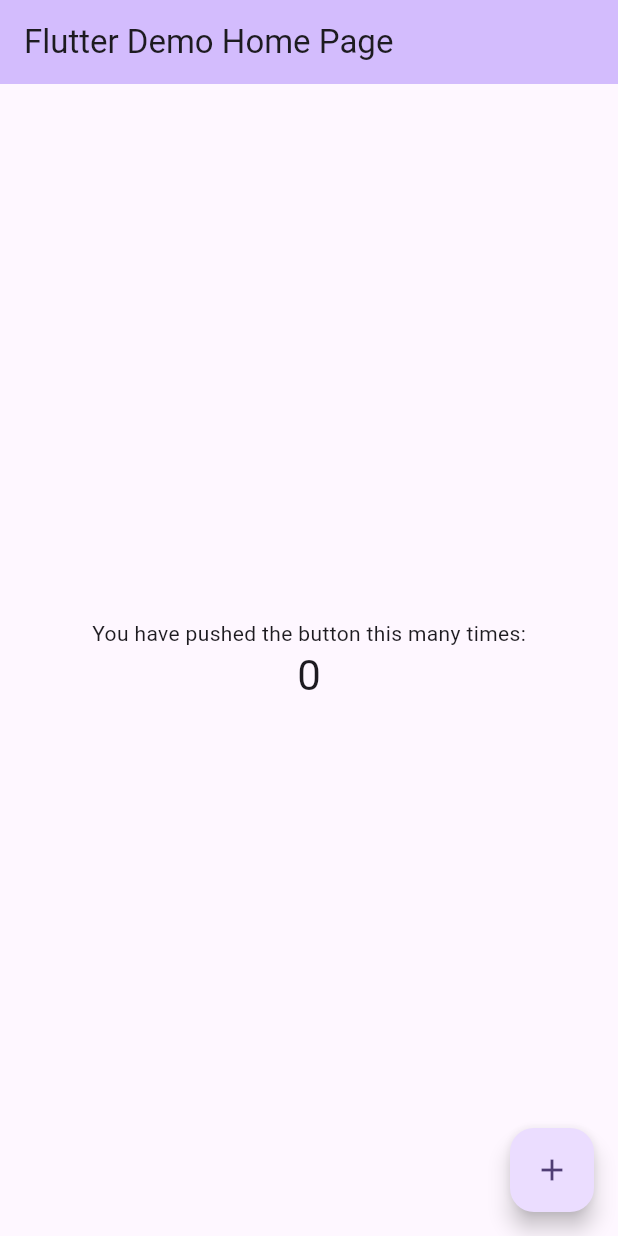
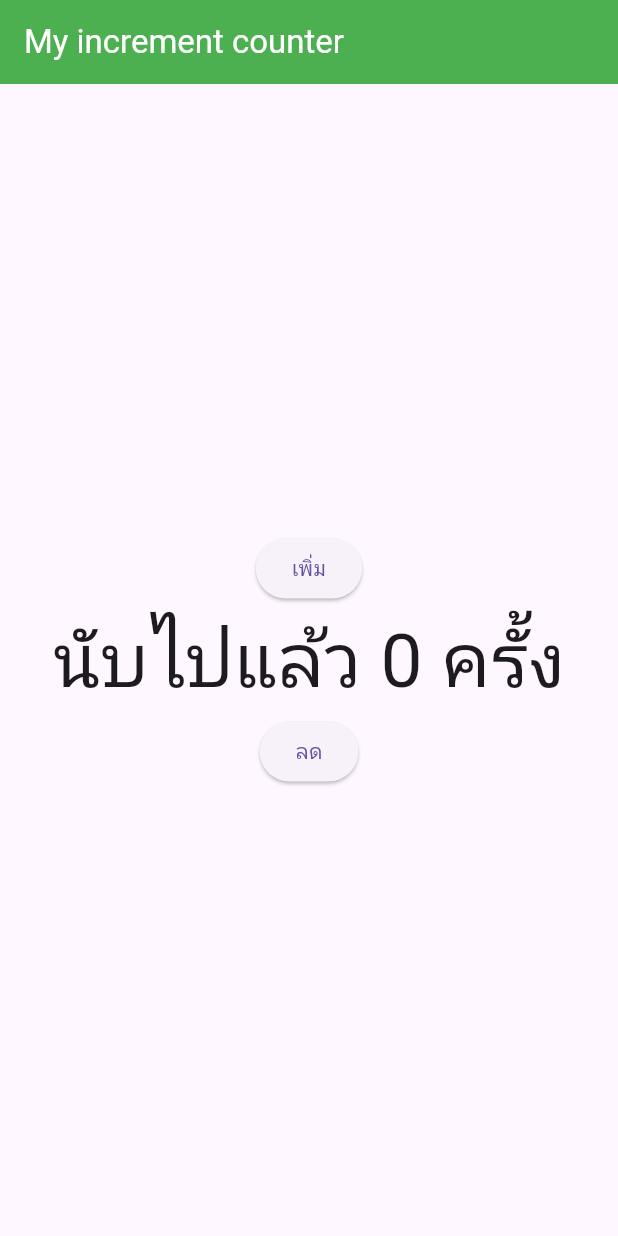
Before and after one commit to Piyaphol-YS/example_app2, a Flutter app: the screen it shows after launch, on a phone screen of 412 x 824 dp. Run offline on Flutter 3.47's test engine with Material 3 defaults, Android fonts, the phone set to English and light mode, and no system bars.

Commit message:
count +-

```diff
--- a/lib/main.dart
+++ b/lib/main.dart
@@ -1,3 +1,4 @@
+import 'package:example_app2/screen/my_home_page.dart';
 import 'package:flutter/material.dart';
 
 void main() {
@@ -7,119 +8,14 @@ void main() {
 class MyApp extends StatelessWidget {
   const MyApp({super.key});
 
-  // This widget is the root of your application.
   @override
   Widget build(BuildContext context) {
     return MaterialApp(
       title: 'Flutter Demo',
       theme: ThemeData(
-        // This is the theme of your application.
-        //
-        // TRY THIS: Try running your application with "flutter run". You'll see
-        // the application has a purple toolbar. Then, without quitting the app,
-        // try changing the seedColor in the colorScheme below to Colors.green
-        // and then invoke "hot reload" (save your changes or press the "hot
-        // reload" button in a Flutter-supported IDE, or press "r" if you used
-        // the command line to start the app).
-        //
-        // Notice that the counter didn't reset back to zero; the application
-        // state is not lost during the reload. To reset the state, use hot
-        // restart instead.
-        //
-        // This works for code too, not just values: Most code changes can be
-        // tested with just a hot reload.
-        colorScheme: ColorScheme.fromSeed(seedColor: Colors.deepPurple),
-        useMaterial3: true,
+        primarySwatch: Colors.blue,
       ),
-      home: const MyHomePage(title: 'Flutter Demo Home Page'),
+      home: const MyHomePage(),
     );
   }
 }
-
-class MyHomePage extends StatefulWidget {
-  const MyHomePage({super.key, required this.title});
-
-  // This widget is the home page of your application. It is stateful, meaning
-  // that it has a State object (defined below) that contains fields that affect
-  // how it looks.
-
-  // This class is the configuration for the state. It holds the values (in this
-  // case the title) provided by the parent (in this case the App widget) and
-  // used by the build method of the State. Fields in a Widget subclass are
-  // always marked "final".
-
-  final String title;
-
-  @override
-  State<MyHomePage> createState() => _MyHomePageState();
-}
-
-class _MyHomePageState extends State<MyHomePage> {
-  int _counter = 0;
-
-  void _incrementCounter() {
-    setState(() {
-      // This call to setState tells the Flutter framework that something has
-      // changed in this State, which causes it to rerun the build method below
-      // so that the display can reflect the updated values. If we changed
-      // _counter without calling setState(), then the build method would not be
-      // called again, and so nothing would appear to happen.
-      _counter++;
-    });
-  }
-
-  @override
-  Widget build(BuildContext context) {
-    // This method is rerun every time setState is called, for instance as done
-    // by the _incrementCounter method above.
-    //
-    // The Flutter framework has been optimized to make rerunning build methods
-    // fast, so that you can just rebuild anything that needs updating rather
-    // than having to individually change instances of widgets.
-    return Scaffold(
-      appBar: AppBar(
-        // TRY THIS: Try changing the color here to a specific color (to
-        // Colors.amber, perhaps?) and trigger a hot reload to see the AppBar
-        // change color while the other colors stay the same.
-        backgroundColor: Theme.of(context).colorScheme.inversePrimary,
-        // Here we take the value from the MyHomePage object that was created by
-        // the App.build method, and use it to set our appbar title.
-        title: Text(widget.title),
-      ),
-      body: Center(
-        // Center is a layout widget. It takes a single child and positions it
-        // in the middle of the parent.
-        child: Column(
-          // Column is also a layout widget. It takes a list of children and
-          // arranges them vertically. By default, it sizes itself to fit its
-          // children horizontally, and tries to be as tall as its parent.
-          //
-          // Column has various properties to control how it sizes itself and
-          // how it positions its children. Here we use mainAxisAlignment to
-          // center the children vertically; the main axis here is the vertical
-          // axis because Columns are vertical (the cross axis would be
-          // horizontal).
-          //
-          // TRY THIS: Invoke "debug painting" (choose the "Toggle Debug Paint"
-          // action in the IDE, or press "p" in the console), to see the
-          // wireframe for each widget.
-          mainAxisAlignment: MainAxisAlignment.center,
-          children: <Widget>[
-            const Text(
-              'You have pushed the button this many times:',
-            ),
-            Text(
-              '$_counter',
-              style: Theme.of(context).textTheme.headlineMedium,
-            ),
-          ],
-        ),
-      ),
-      floatingActionButton: FloatingActionButton(
-        onPressed: _incrementCounter,
-        tooltip: 'Increment',
-        child: const Icon(Icons.add),
-      ), // This trailing comma makes auto-formatting nicer for build methods.
-    );
-  }
-}
--- /dev/null
+++ b/lib/screen/my_home_page.dart
@@ -0,0 +1,53 @@
+import 'package:flutter/material.dart';
+
+class MyHomePage extends StatefulWidget {
+  const MyHomePage({super.key});
+
+  @override
+  State<MyHomePage> createState() => _MyHomePageState();
+}
+
+class _MyHomePageState extends State<MyHomePage> {
+  int _counter = 0;
+
+  void _incrementCounter() {
+    setState(() {
+      _counter++;
+    });
+  }
+
+  void _decrementCount() {
+    setState(() {
+      if (_counter > 0) {
+        _counter--;
+      }
+    });
+  }
+
+  @override
+  Widget build(BuildContext context) {
+    return Scaffold(
+      appBar: AppBar(
+        title: const Text('My increment counter',
+            style: TextStyle(color: Colors.white)),
+        backgroundColor: Colors.green,
+      ),
+      body: Center(
+        child: Column(mainAxisAlignment: MainAxisAlignment.center, children: [
+          ElevatedButton(
+            onPressed: _incrementCounter,
+            child: const Text('เพิ่ม'),
+          ),
+          Text(
+            'นับไปแล้ว $_counter ครั้ง',
+            style: const TextStyle(fontSize: 50),
+          ),
+          ElevatedButton(
+            onPressed: _decrementCount,
+            child: const Text('ลด'),
+          )
+        ]),
+      ),
+    );
+  }
+}
```
